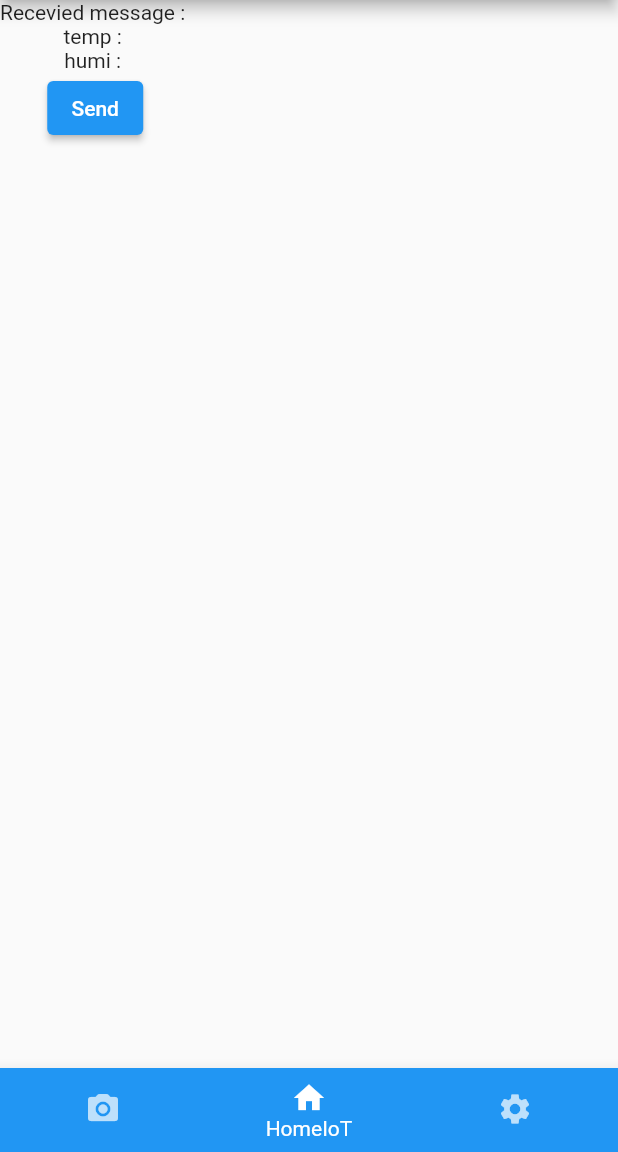
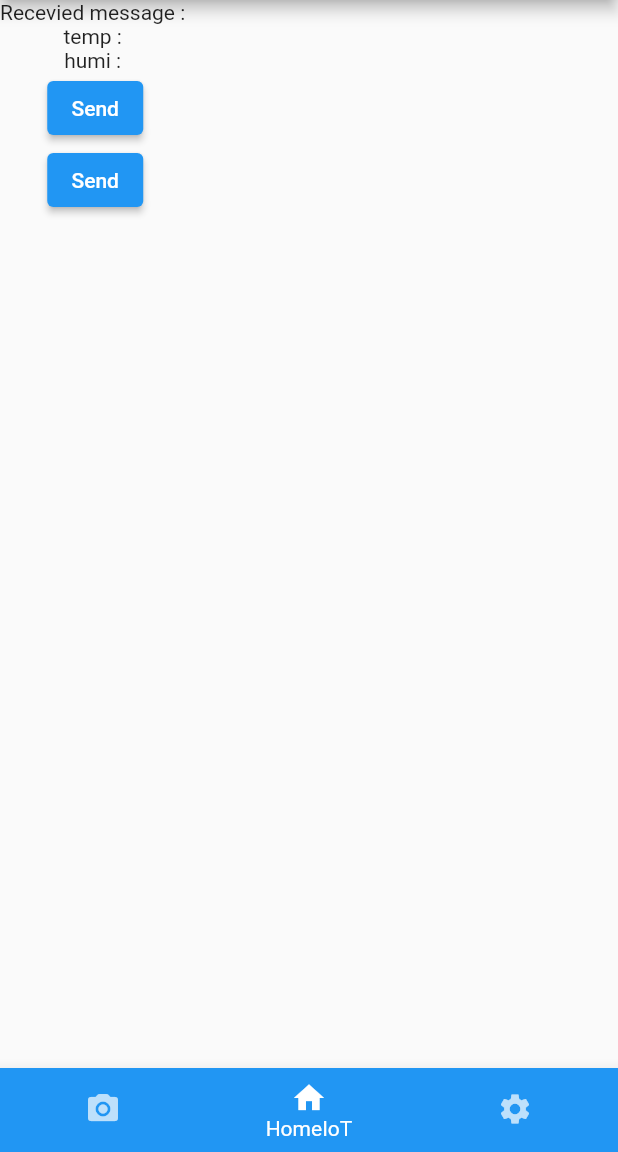
Before and after one commit to yumdari/Home_AIoT_System, a Flutter app: the screen it shows after launch, item 2 of the bottom bar chosen, after a tap on "Send", on a phone screen of 412 x 824 dp, the part 84-1236 px from its top. Run offline on Flutter 3.47's test engine with Material 2 defaults, Android fonts, the phone set to English and light mode, and no system bars; our stand-ins replace date_format, flutter_hooks, flutter_svg, geolocator, timer_builder; missing offline and left inert: flutter_mjpeg, tcp_socket_connection.

```diff
--- /dev/null
+++ b/Mobile/lib/DataPage.dart
@@ -0,0 +1,17 @@
+import 'package:flutter/material.dart';
+class DataPage extends StatelessWidget {
+  final String data;
+  const DataPage({Key? key, required this.data}) : super(key: key);
+
+  @override
+  Widget build(BuildContext context) {
+    return Scaffold(
+      appBar: AppBar(
+          backgroundColor: Colors.red[900],
+          title: Text("Data Page")),
+      body: Center(
+          child: Text(data,
+              style: TextStyle(fontSize: 21, fontWeight: FontWeight.bold))),
+    );
+  }
+}
--- a/Mobile/lib/HomeIoT.dart
+++ b/Mobile/lib/HomeIoT.dart
@@ -3,7 +3,9 @@ import 'package:flutter/material.dart';
 import 'package:tcp_socket_connection/tcp_socket_connection.dart';
 
 class HomeIoT extends StatefulWidget {
-  const HomeIoT({Key? key}) : super(key: key);
+  final TcpSocketConnection socket;
+  const HomeIoT({Key? key, required this.socket}) : super(key: key);
+
 
   @override
   State<HomeIoT> createState() => _HomeIoTState();
@@ -20,35 +22,50 @@ class _HomeIoTState extends State<HomeIoT> {
   String strHumi = '';
 
   static bool isConnected = false;
+  bool enableConnect = false;
 
-  TcpSocketConnection socketConnection=TcpSocketConnection("10.10.141.43", 5000);
+  int cnt = 0;
+
+  //TcpSocketConnection socketConnection=TcpSocketConnection("10.10.141.43", 5002);
+  //late TcpSocketConnection socketConnection;
+
+
 
   /* 페이지 열리면서 바로 실행 */
   @override
   void initState(){
     super.initState();
+
     if(!isConnected) {
+
       connectToServer();
       isConnected = !isConnected; // 오직 1번만 실행하기 위해 플래그변수 변경
     }
   }
 
+  void countup(){
+    cnt++;
+    print(cnt);
+  }
+
   void sendMessage(String msg){
-    socketConnection.sendMessage(msg);
+    //socketConnection=TcpSocketConnection("10.10.141.43", 5002);
+    widget.socket.sendMessage(msg);
   }
 
   //receiving and sending back a custom message
   void messageReceived(String msg){
     int msgLen = msg.length; // 문자열 길이 확인
     print(msgLen);
-    if(msgLen != 20) {
-      return;
-    }
+    // if(msgLen != 20) {
+    //   return;
+    // }
     var listSensorVal = msg.split('@');
     strTemp = listSensorVal[0];
     strHumi = listSensorVal[1];
 
     print('splitted temp : ' + strTemp);
+    print('splitted humi : ' + strHumi);
     //if(msgLen)
     //var list = valueFromRasp
     setState(() {
@@ -66,9 +83,10 @@ class _HomeIoTState extends State<HomeIoT> {
 
   //starting the connection and listening to the socket asynchronously
   void connectToServer() async{
-    socketConnection.enableConsolePrint(true);    //use this to see in the console what's happening
-    if(await socketConnection.canConnect(5000, attempts: 1)){   //check if it's possible to connect to the endpoint
-      await socketConnection.connect(5000, messageReceived, attempts: 1);
+
+    widget.socket.enableConsolePrint(true);    //use this to see in the console what's happening
+    if(await widget.socket.canConnect(5000, attempts: 1)){   //check if it's possible to connect to the endpoint
+      await widget.socket.connect(5000, messageReceived, attempts: 1);
     }
   }
 
@@ -82,7 +100,8 @@ class _HomeIoTState extends State<HomeIoT> {
           ),
           Text('temp : ' + strTemp),
           Text('humi : ' + strHumi),
-          ElevatedButton(onPressed: (){sendMessage('hello, first message');}, child: Text('Send'))
+          ElevatedButton(onPressed: (){sendMessage('APP:1');}, child: Text('Send')),
+          ElevatedButton(onPressed: (){countup();}, child: Text('Send'))
         ],
       ),
     );
--- a/Mobile/lib/main.dart
+++ b/Mobile/lib/main.dart
@@ -2,6 +2,7 @@ import 'package:flutter/material.dart';
 import 'CameraViewer.dart';
 import 'HomeIoT.dart';
 import 'package:mobile/setting.dart';
+import 'DataPage.dart';
 
 import 'package:tcp_socket_connection/tcp_socket_connection.dart';
 
@@ -50,16 +51,80 @@ class MyHomePage extends StatefulWidget {
 }
 
 class _MyHomePageState extends State<MyHomePage> {
+  //String text = 'Home';
+  int _currentIndex = 0;
 
-  int _currentIndex = 0;
+  TcpSocketConnection socketConnection=TcpSocketConnection("10.10.141.43", 5002);
+
+  _onTap(int index) {
+    setState(() {
+      _currentIndex = index;
+    });
+  }
+
+  /*
+  _onTap(int index){
+    setState(() => _currentIndex = index);
+    switch (index) {
+      case 0:
+        Navigator.of(context)
+            .push(MaterialPageRoute<Null>(builder: (BuildContext context) {
+          return new DataPage(data: 'Home');
+        }));
+        break;
+      case 1:
+        Navigator.of(context)
+            .push(MaterialPageRoute<Null>(builder: (BuildContext context) {
+          return new DataPage(data: 'Favorite');
+        }));
+        break;
+      case 2:
+        Navigator.of(context)
+            .push(MaterialPageRoute<Null>(builder: (BuildContext context) {
+          return new DataPage(data: 'Profile');
+        }));
+        break;
+      case 3:
+        Navigator.of(context)
+            .push(MaterialPageRoute<Null>(builder: (BuildContext context) {
+          return new DataPage(data: 'Settings');
+        }));
+        break;
+      default:
+        Navigator.of(context)
+            .push(MaterialPageRoute<Null>(builder: (BuildContext context) {
+          return new DataPage(data: 'Home');
+        }));
+    }
+  }
+   */
+
+
+
+  Widget getPage(int index) {
+    switch (index){
+      case 0:
+        return CameraViewer();
+        break;
+      case 1:
+        return HomeIoT(socket:socketConnection);
+        break;
+      default:
+        return DataPage(data: 'kkk');
+        break;
+    }
+  }
 
 
   /* Pages array */
+  /*
   final List<Widget> _pages = <Widget>[
     CameraViewer(), // camera viewer page
     HomeIoT(), // home state page
     setting() // app setting
   ];
+
+   */
 
   @override
   Widget build(BuildContext context) {
@@ -67,7 +132,8 @@ class _MyHomePageState extends State<MyHomePage> {
       appBar: AppBar(
         title: Text(widget.title),
       ),
-      body: _pages[_currentIndex],
+      //body: _pages[_currentIndex],
+      body: getPage(_currentIndex),
       bottomNavigationBar: BottomNavigationBar(
         backgroundColor: Colors.blue,
         selectedItemColor: Colors.white,
@@ -77,7 +143,8 @@ class _MyHomePageState extends State<MyHomePage> {
         //unselectedFontSize: 10, // unselected font size
         showUnselectedLabels: false, // unselected item label hidden
         currentIndex: _currentIndex,
-        onTap: (index) => setState(() => _currentIndex = index),
+        //onTap: (index) => setState(() => _currentIndex = index),
+        onTap: _onTap,
         items: [
           BottomNavigationBarItem(
               icon: Icon(Icons.camera_alt_rounded),
```
